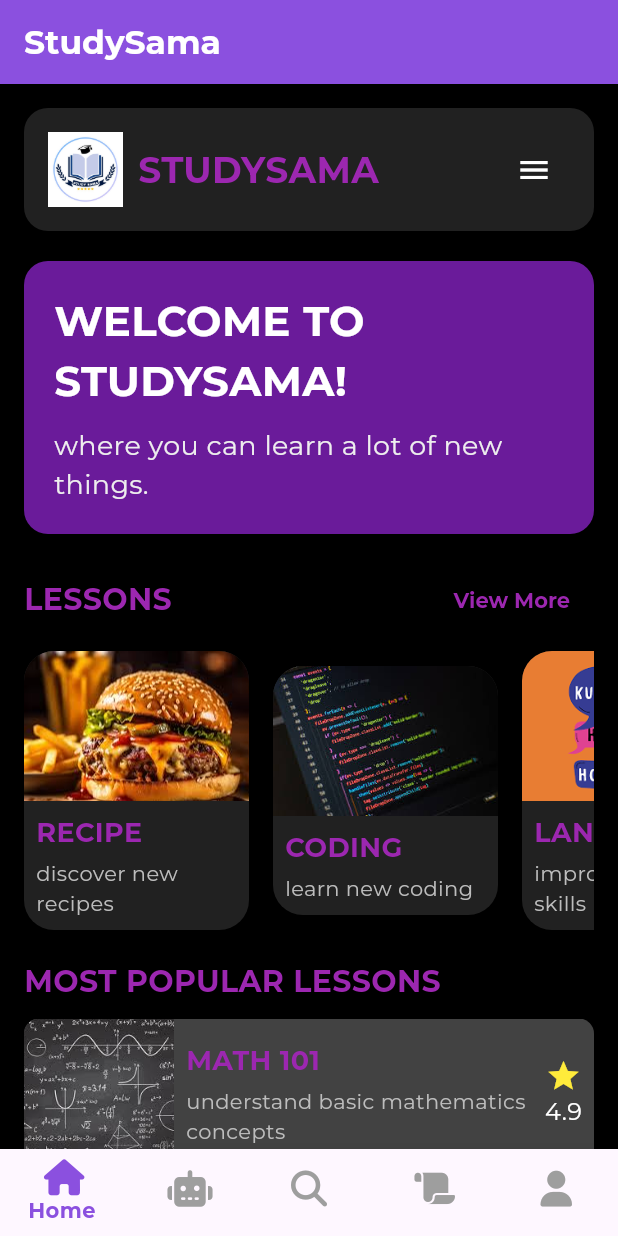
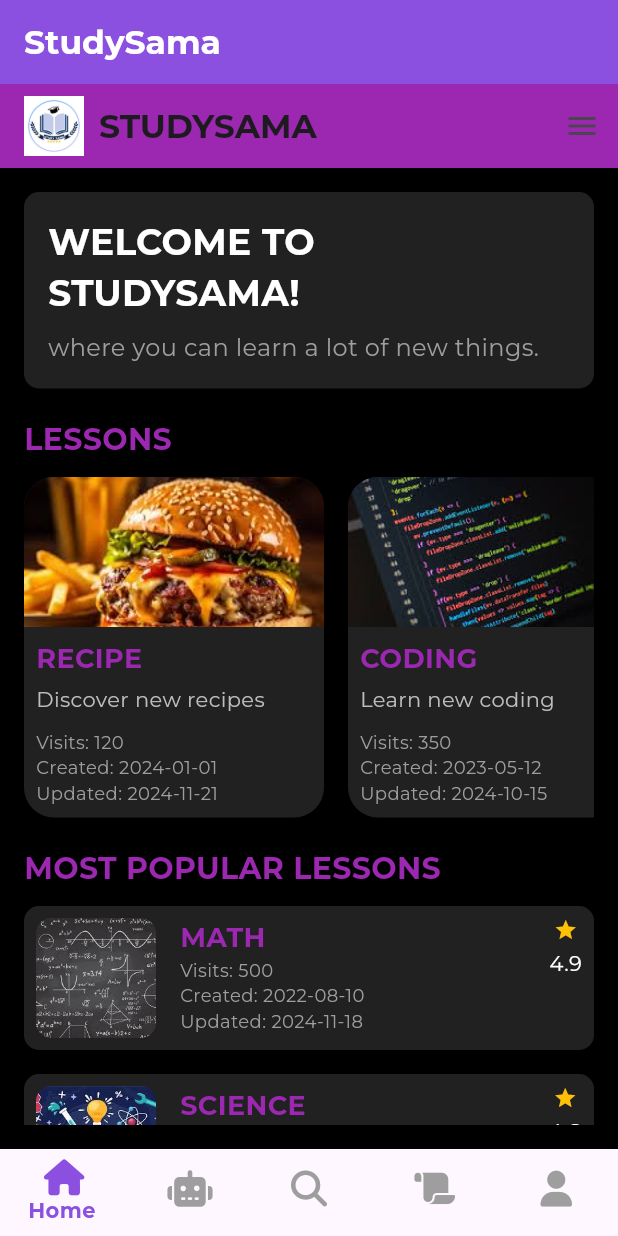
Before and after one commit to wanheyo/studysama-development, a Flutter app: the screen it shows after launch, on a phone screen of 412 x 824 dp. Run offline on Flutter 3.47's test engine with Material 3 defaults, Android fonts, the phone set to English and light mode, and no system bars; our stand-ins replace firebase_auth, firebase_core, fluentui_icons, font_awesome_flutter, loader_overlay, shared_preferences; accounts and stored records are empty.

Commit message:
homepage3

```diff
--- a/lib/page/base/home/home_page.dart
+++ b/lib/page/base/home/home_page.dart
@@ -43,57 +43,41 @@ class _HomePageState extends State<HomePage> {
   @override
   Widget build(BuildContext context) {
     return Scaffold(
+      appBar: AppBar(
+        backgroundColor: Colors.purple,
+        title: Row(
+          children: [
+            Image.asset(
+              "assets/logo.jpg", // Replace with your logo path
+              height: 40,
+              width: 40,
+            ),
+            SizedBox(width: 10),
+            Text('STUDYSAMA'),
+          ],
+        ),
+        actions: [
+          IconButton(
+            icon: Icon(Icons.menu),
+            onPressed: () {
+              // Handle menu action
+            },
+          )
+        ],
+      ),
       backgroundColor: Colors.black,
       body: SafeArea(
-        child: SingleChildScrollView(
         child: Padding(
           padding: const EdgeInsets.all(16.0),
           child: Column(
             crossAxisAlignment: CrossAxisAlignment.start,
             children: [
-                // Custom Header Section
+              // Welcome Section
               Container(
-                  padding: const EdgeInsets.all(16.0),
+                padding: EdgeInsets.all(16),
                 decoration: BoxDecoration(
                   color: Colors.grey[900],
-                    borderRadius: BorderRadius.circular(16),
-                  ),
-                  child: Row(
-                    children: [
-                      Image.asset(
-                        "assets/logo.jpg", // Replace with your actual logo path
-                        height: 50,
-                        width: 50,
-                      ),
-                      SizedBox(width: 10),
-                      Expanded(
-                        child: Text(
-                          'STUDYSAMA',
-                          style: TextStyle(
-                            color: Colors.purple,
-                            fontSize: 24,
-                            fontWeight: FontWeight.bold,
-                          ),
-                        ),
-                      ),
-                      IconButton(
-                        icon: Icon(Icons.menu, color: Colors.white),
-                        onPressed: () {
-                          // Handle menu action
-                        },
-                      ),
-                    ],
-                  ),
-                ),
-                SizedBox(height: 20),
-
-                // Welcome Section in a Bigger Horizontal Box
-                Container(
-                  width: double.infinity,
-                  padding: const EdgeInsets.all(20.0),
-                  decoration: BoxDecoration(
-                    color: Colors.purple[800],
-                    borderRadius: BorderRadius.circular(16),
+                  borderRadius: BorderRadius.circular(10),
                 ),
                 child: Column(
                   crossAxisAlignment: CrossAxisAlignment.start,
@@ -102,16 +86,16 @@ class _HomePageState extends State<HomePage> {
                       'WELCOME TO STUDYSAMA!',
                       style: TextStyle(
                         color: Colors.white,
-                          fontSize: 28, // Bigger text
+                        fontSize: 24,
                         fontWeight: FontWeight.bold,
                       ),
                     ),
-                      SizedBox(height: 10),
+                    SizedBox(height: 8),
                     Text(
                       'where you can learn a lot of new things.',
                       style: TextStyle(
-                          color: Colors.grey[200],
-                          fontSize: 18, // Bigger description
+                        color: Colors.grey,
+                        fontSize: 16,
                       ),
                     ),
                   ],
@@ -120,9 +104,6 @@ class _HomePageState extends State<HomePage> {
               SizedBox(height: 20),
 
               // Lessons Section
-                Row(
-                  mainAxisAlignment: MainAxisAlignment.spaceBetween,
-                  children: [
               Text(
                 'LESSONS',
                 style: TextStyle(
@@ -131,17 +112,6 @@ class _HomePageState extends State<HomePage> {
                   fontWeight: FontWeight.bold,
                 ),
               ),
-                    TextButton(
-                      onPressed: () {
-                        // Navigate to view more page
-                      },
-                      child: Text(
-                        'View More',
-                        style: TextStyle(color: Colors.purple),
-                      ),
-                    ),
-                  ],
-                ),
               SizedBox(height: 10),
               SingleChildScrollView(
                 scrollDirection: Axis.horizontal,
@@ -149,20 +119,20 @@ class _HomePageState extends State<HomePage> {
                   children: [
                     lessonCard(
                       title: 'RECIPE',
-                        subtitle: 'discover new recipes',
-                        image: "assets/recipe.jpeg", // Correct path
+                      subtitle: 'Discover new recipes',
+                      image: "assets/recipe.jpeg",
+                      totalVisits: 120,
+                      createdAt: '2024-01-01',
+                      updatedAt: '2024-11-21',
                     ),
                     SizedBox(width: 16),
                     lessonCard(
                       title: 'CODING',
-                        subtitle: 'learn new coding',
-                        image: "assets/coding.jpeg", // Correct path
-                      ),
-                      SizedBox(width: 16),
-                      lessonCard(
-                        title: 'LANGUAGE',
-                        subtitle: 'improve language skills',
-                        image: "assets/language.png", // Correct path
+                      subtitle: 'Learn new coding',
+                      image: "assets/coding.jpeg",
+                      totalVisits: 350,
+                      createdAt: '2023-05-12',
+                      updatedAt: '2024-10-15',
                     ),
                   ],
                 ),
@@ -179,42 +149,47 @@ class _HomePageState extends State<HomePage> {
                 ),
               ),
               SizedBox(height: 10),
-                Container(
-                  height: 200, // Set a fixed height for vertical scrolling
-                  child: SingleChildScrollView(
-                    scrollDirection: Axis.vertical,
-                    child: Column(
+              Expanded(
+                child: ListView(
                   children: [
                     popularLessonCard(
-                          title: 'MATH 101',
-                          subtitle: 'understand basic mathematics concepts',
-                          image: "assets/math.jpeg", // Math image
+                      title: 'MATH',
+                      image: "assets/math.jpeg",
+                      totalVisits: 500,
                       rating: 4.9,
+                      createdAt: '2022-08-10',
+                      updatedAt: '2024-11-18',
                     ),
-                        SizedBox(height: 10),
+                    SizedBox(height: 16),
                     popularLessonCard(
-                          title: 'SCIENCE EXPLORATION',
-                          subtitle: 'explore interesting science topics',
-                          image: "assets/science.jpeg", // Science image
-                          rating: 4.7,
+                      title: 'SCIENCE',
+                      image: "assets/science.jpeg",
+                      totalVisits: 450,
+                      rating: 4.8,
+                      createdAt: '2023-01-20',
+                      updatedAt: '2024-10-10',
                     ),
                   ],
                 ),
               ),
-                ),
-                SizedBox(height: 20), // To avoid overflow at the bottom
             ],
-            ),
           ),
         ),
       ),
     );
   }
 
-  // Widget for Lesson Card
-  Widget lessonCard({required String title, required String subtitle, required String image}) {
+  // Widget for Horizontal Lesson Card
+  Widget lessonCard({
+    required String title,
+    required String subtitle,
+    required String image,
+    required int totalVisits,
+    required String createdAt,
+    required String updatedAt,
+  }) {
     return Container(
-      width: 150,
+      width: 200,
       decoration: BoxDecoration(
         borderRadius: BorderRadius.circular(20),
         color: Colors.grey[900],
@@ -231,7 +206,7 @@ class _HomePageState extends State<HomePage> {
             child: Image.asset(
               image,
               height: 100,
-              width: 150,
+              width: 200,
               fit: BoxFit.cover,
             ),
           ),
@@ -256,6 +231,19 @@ class _HomePageState extends State<HomePage> {
                     fontSize: 14,
                   ),
                 ),
+                SizedBox(height: 10),
+                Text(
+                  'Visits: $totalVisits',
+                  style: TextStyle(color: Colors.grey[500], fontSize: 12),
+                ),
+                Text(
+                  'Created: $createdAt',
+                  style: TextStyle(color: Colors.grey[500], fontSize: 12),
+                ),
+                Text(
+                  'Updated: $updatedAt',
+                  style: TextStyle(color: Colors.grey[500], fontSize: 12),
+                ),
               ],
             ),
           ),
@@ -264,37 +252,34 @@ class _HomePageState extends State<HomePage> {
     );
   }
 
-  // Widget for Popular Lesson Card with Rating
+  // Widget for Popular Lesson Card
   Widget popularLessonCard({
     required String title,
-    required String subtitle,
     required String image,
+    required int totalVisits,
     required double rating,
+    required String createdAt,
+    required String updatedAt,
   }) {
     return Container(
-      width: double.infinity,
       decoration: BoxDecoration(
         borderRadius: BorderRadius.circular(10),
-        color: Colors.grey[800],
+        color: Colors.grey[900],
       ),
       child: Row(
+        crossAxisAlignment: CrossAxisAlignment.start,
         children: [
-          // Popular Lesson image
           ClipRRect(
-            borderRadius: BorderRadius.only(
-              topLeft: Radius.circular(10),
-              bottomLeft: Radius.circular(10),
-            ),
+            borderRadius: BorderRadius.circular(10),
             child: Image.asset(
               image,
-              height: 100,
-              width: 100,
+              height: 80,
+              width: 80,
               fit: BoxFit.cover,
             ),
           ),
+          SizedBox(width: 16),
           Expanded(
-            child: Padding(
-              padding: const EdgeInsets.all(8.0),
             child: Column(
               crossAxisAlignment: CrossAxisAlignment.start,
               children: [
@@ -306,41 +291,35 @@ class _HomePageState extends State<HomePage> {
                     fontWeight: FontWeight.bold,
                   ),
                 ),
-                  SizedBox(height: 4),
                 Text(
-                    subtitle,
-                    style: TextStyle(
-                      color: Colors.grey[400],
-                      fontSize: 14,
+                  'Visits: $totalVisits',
+                  style: TextStyle(color: Colors.grey[500], fontSize: 12),
                 ),
+                Text(
+                  'Created: $createdAt',
+                  style: TextStyle(color: Colors.grey[500], fontSize: 12),
+                ),
+                Text(
+                  'Updated: $updatedAt',
+                  style: TextStyle(color: Colors.grey[500], fontSize: 12),
                 ),
               ],
             ),
           ),
-          ),
-          // Rating Display
-          Padding(
-            padding: const EdgeInsets.only(right: 8.0),
-            child: Column(
+          Column(
             mainAxisAlignment: MainAxisAlignment.center,
             children: [
-                Icon(
-                  Icons.star,
-                  color: Colors.yellow,
-                  size: 24,
-                ),
+              Icon(Icons.star, color: Colors.amber, size: 16),
+              SizedBox(height: 4),
               Text(
                 rating.toString(),
-                  style: TextStyle(
-                    color: Colors.white,
-                    fontSize: 16,
-                  ),
+                style: TextStyle(color: Colors.white, fontSize: 14),
               ),
             ],
           ),
-          ),
         ],
       ),
+      padding: EdgeInsets.all(8),
     );
   }
 }
```
Lines whose indentation alone changed are shown as unchanged.
